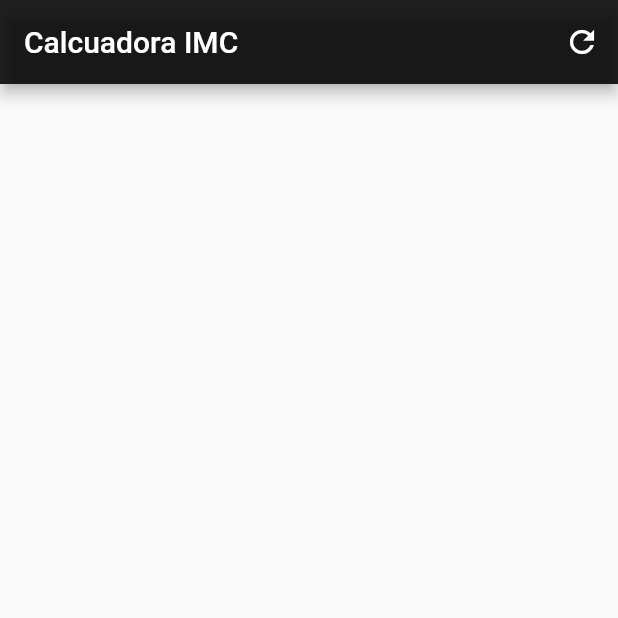
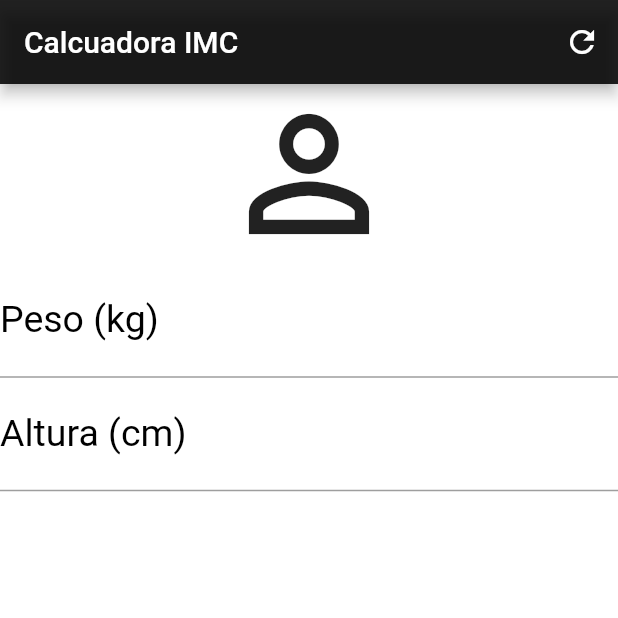
Before and after one commit to davihoffmann/calculadora-imc, a Flutter app: the screen it shows after launch, on a phone screen of 412 x 824 dp, the top half of it. Run offline on Flutter 3.47's test engine with Material 2 defaults, Android fonts, the phone set to English and light mode, and no system bars.

Commit message:
criado formulario para pegar os dados

```diff
--- a/lib/home_page.dart
+++ b/lib/home_page.dart
@@ -14,6 +14,38 @@ class HomePage extends StatelessWidget {
           )
         ],
       ),
+      backgroundColor: Colors.white,
+      body: _body(),
+    );
+  }
+
+  _body() {
+    return Column(
+      crossAxisAlignment: CrossAxisAlignment.stretch,
+      children: <Widget>[
+        Icon(
+          Icons.person_outline,
+          size: 120,
+        ),
+        TextField(
+          keyboardType: TextInputType.number,
+          decoration: InputDecoration(
+            labelText: "Peso (kg)",
+            labelStyle: TextStyle(color: Colors.black),
+          ),
+          textAlign: TextAlign.center,
+          style: TextStyle(color: Colors.black, fontSize: 25),
+        ),
+        TextField(
+          keyboardType: TextInputType.number,
+          decoration: InputDecoration(
+            labelText: "Altura (cm)",
+            labelStyle: TextStyle(color: Colors.black),
+          ),
+          textAlign: TextAlign.center,
+          style: TextStyle(color: Colors.black, fontSize: 25),
+        )
+      ],
     );
   }
 }
```
